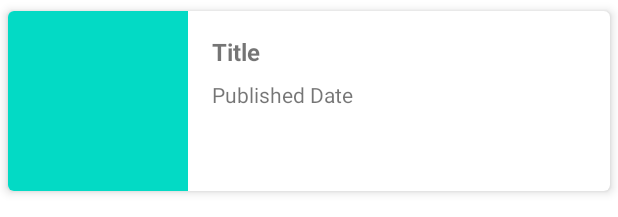
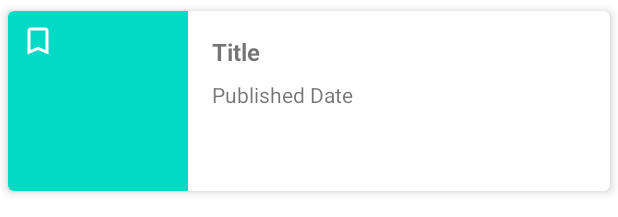
Before and after one commit to heireev/NewsApp, an Android app: the layout item_news.xml on its own in the app's theme, with its tools: preview values and no code run, on a phone screen of 412 x 824 dp. Shown: the top 217 px of the screen. Run offline under Robolectric (Android 15) with nearby library versions, the phone set to English and light mode, and no system bars.

Commit message:
Codelab Bookmark

```diff
--- a/app/src/main/res/layout/item_news.xml
+++ b/app/src/main/res/layout/item_news.xml
@@ -55,5 +55,17 @@
             app:layout_constraintTop_toBottomOf="@+id/tv_item_title"
             tools:text="@string/published_date" />
 
+        <ImageView
+            android:id="@+id/iv_bookmark"
+            android:layout_width="wrap_content"
+            android:layout_height="wrap_content"
+            android:layout_marginStart="8dp"
+            android:layout_marginTop="8dp"
+            android:tag="Not Saved"
+            android:contentDescription="@string/save_bookmark"
+            android:src="@drawable/ic_bookmark_white"
+            app:layout_constraintStart_toStartOf="@id/img_poster"
+            app:layout_constraintTop_toTopOf="@+id/img_poster" />
+
     </androidx.constraintlayout.widget.ConstraintLayout>
 </androidx.cardview.widget.CardView>
```
Also changed, not shown: app/src/main/java/com/dicoding/newsapp/data/NewsRepository.kt (+10 -0 lines), app/src/main/java/com/dicoding/newsapp/ui/NewsAdapter.kt (+12 -1 lines), app/src/main/java/com/dicoding/newsapp/ui/NewsFragment.kt (+13 -2 lines), app/src/main/java/com/dicoding/newsapp/ui/NewsViewModel.kt (+10 -0 lines).
